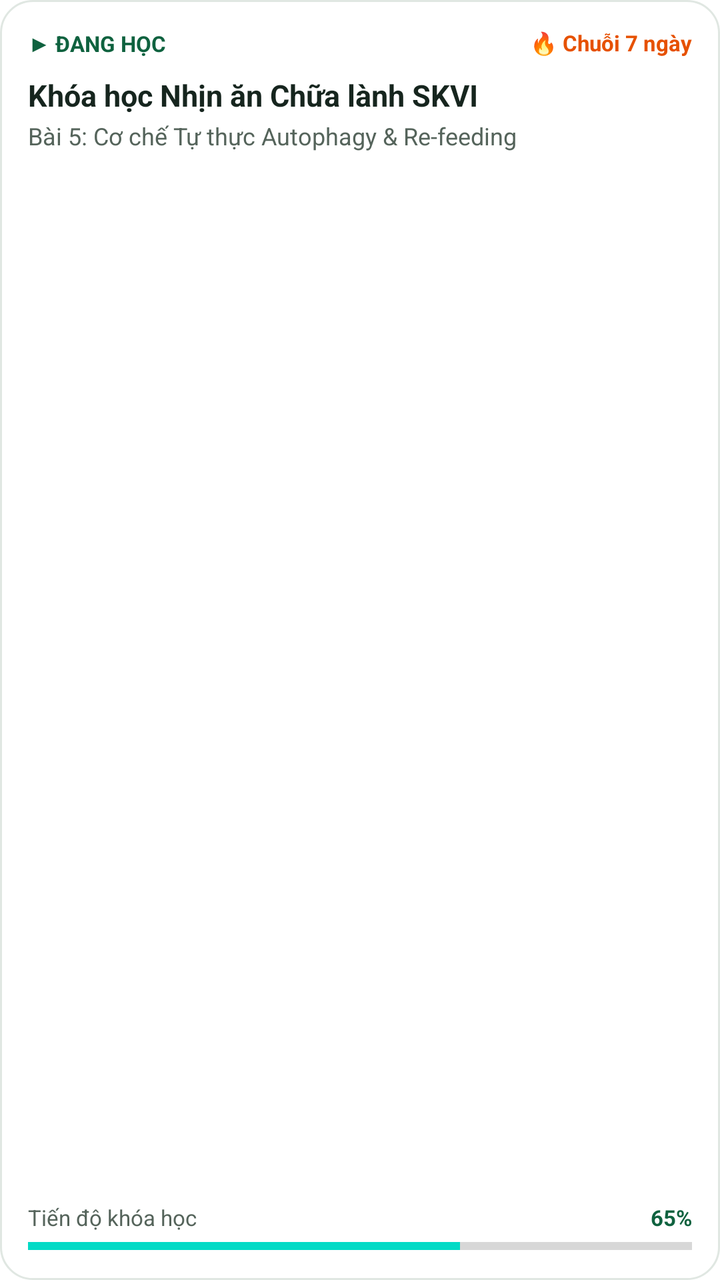
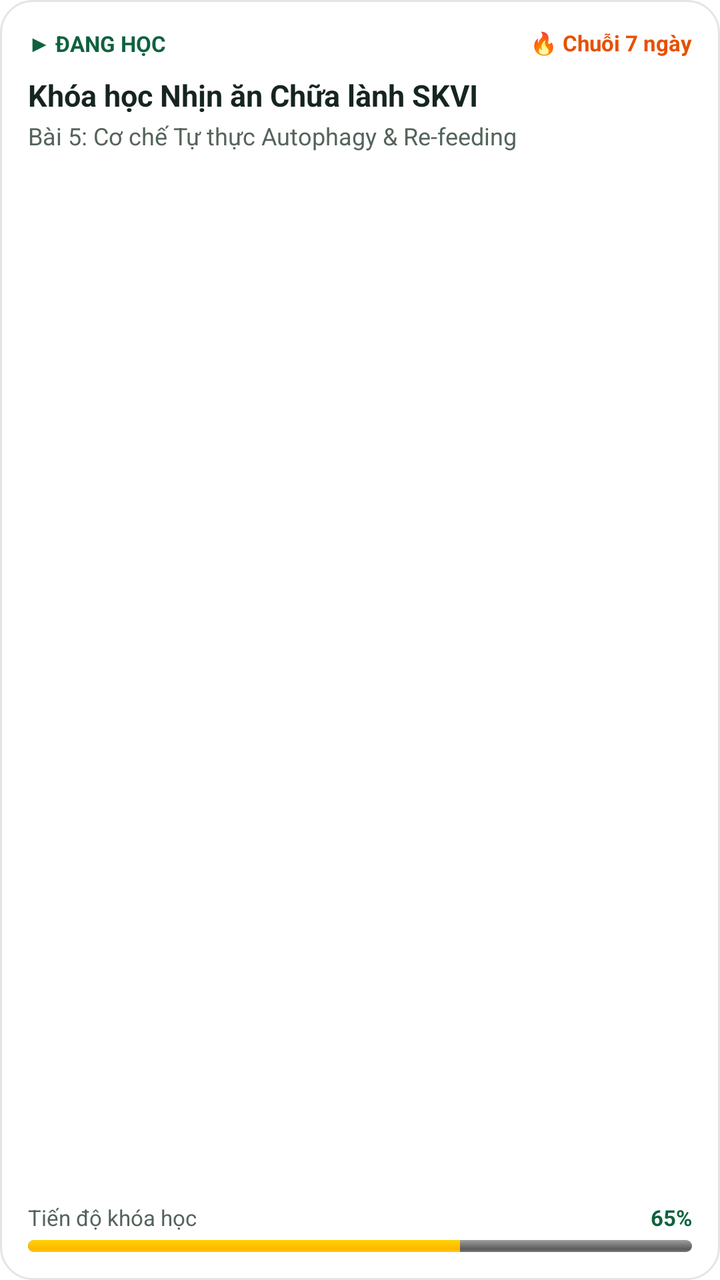

Compare the two renders of this Android layout. The source of the first and the diff that turns it into the second are given below.
<!-- AndroidManifest.xml: fallback theme Theme.MaterialComponents.DayNight.NoActionBar -->
<!-- res/layout/widget_course_resume.xml -->
<?xml version="1.0" encoding="utf-8"?>
<LinearLayout xmlns:android="http://schemas.android.com/apk/res/android"
    android:id="@+id/widget_root"
    android:layout_width="match_parent"
    android:layout_height="match_parent"
    android:orientation="vertical"
    android:padding="14dp"
    android:background="@drawable/widget_background">

    <RelativeLayout
        android:layout_width="match_parent"
        android:layout_height="wrap_content">

        <TextView
            android:id="@+id/tv_badge"
            android:layout_width="wrap_content"
            android:layout_height="wrap_content"
            android:text="▶ ĐANG HỌC"
            android:textColor="#0F623F"
            android:textSize="11sp"
            android:textStyle="bold" />

        <TextView
            android:id="@+id/tv_streak"
            android:layout_width="wrap_content"
            android:layout_height="wrap_content"
            android:layout_alignParentEnd="true"
            android:text="🔥 Chuỗi 7 ngày"
            android:textColor="#E65100"
            android:textSize="11sp"
            android:textStyle="bold" />
    </RelativeLayout>

    <TextView
        android:id="@+id/tv_course"
        android:layout_width="match_parent"
        android:layout_height="wrap_content"
        android:layout_marginTop="8dp"
        android:text="Khóa học Nhịn ăn Chữa lành SKVI"
        android:textColor="#16251E"
        android:textSize="15sp"
        android:textStyle="bold"
        android:maxLines="1"
        android:ellipsize="end" />

    <TextView
        android:id="@+id/tv_next_lesson"
        android:layout_width="match_parent"
        android:layout_height="wrap_content"
        android:layout_marginTop="2dp"
        android:text="Bài 5: Cơ chế Tự thực Autophagy &amp; Re-feeding"
        android:textColor="#55645B"
        android:textSize="12sp"
        android:maxLines="1"
        android:ellipsize="end" />

    <View
        android:layout_width="match_parent"
        android:layout_height="0dp"
        android:layout_weight="1" />

    <RelativeLayout
        android:layout_width="match_parent"
        android:layout_height="wrap_content"
        android:layout_marginBottom="4dp">

        <TextView
            android:layout_width="wrap_content"
            android:layout_height="wrap_content"
            android:text="Tiến độ khóa học"
            android:textColor="#55645B"
            android:textSize="11sp" />

        <TextView
            android:id="@+id/tv_course_percent"
            android:layout_width="wrap_content"
            android:layout_height="wrap_content"
            android:layout_alignParentEnd="true"
            android:text="65%"
            android:textColor="#0F623F"
            android:textSize="11sp"
            android:textStyle="bold" />
    </RelativeLayout>

    <ProgressBar
        android:id="@+id/pb_course"
        style="?android:attr/progressBarStyleHorizontal"
        android:layout_width="match_parent"
        android:layout_height="6dp"
        android:max="100"
        android:progress="65" />
</LinearLayout>
<!-- resources referenced by this layout -->
<resources>
  <!-- drawable widget_background (drawable) -->
  <?xml version="1.0" encoding="utf-8"?>
  <shape xmlns:android="http://schemas.android.com/apk/res/android">
      <solid android:color="#FFFFFF" />
      <corners android:radius="16dp" />
      <stroke
          android:width="1dp"
          android:color="#E0E7E2" />
  </shape>
</resources>

<!-- the commit's change to res/layout/widget_course_resume.xml (unified diff, before → after) -->
@@ -54,7 +54,7 @@
         android:maxLines="1"
         android:ellipsize="end" />
 
-    <View
+    <FrameLayout
         android:layout_width="match_parent"
         android:layout_height="0dp"
         android:layout_weight="1" />
@@ -84,9 +84,10 @@
 
     <ProgressBar
         android:id="@+id/pb_course"
-        style="?android:attr/progressBarStyleHorizontal"
+        style="@android:style/Widget.ProgressBar.Horizontal"
         android:layout_width="match_parent"
         android:layout_height="6dp"
+        android:indeterminate="false"
         android:max="100"
         android:progress="65" />
 </LinearLayout>
